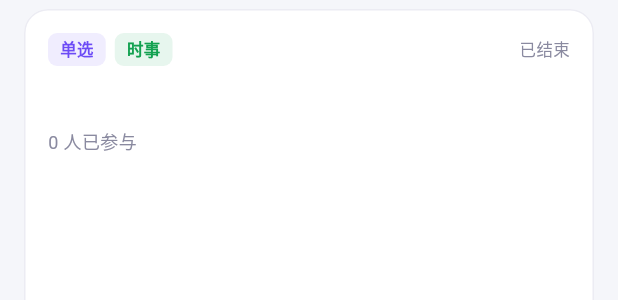
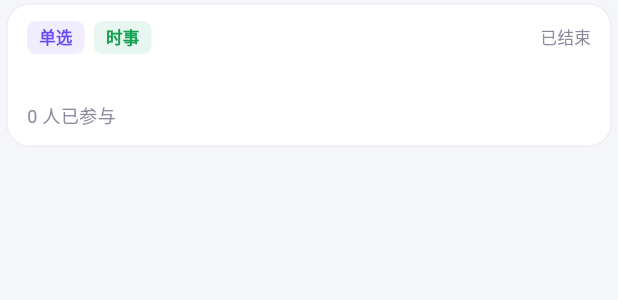
Before and after one commit to jasperinsh-afk/Babble-Two, a Flutter app: the PollCard widget shown alone on an empty page, opened directly with empty values, on a phone screen of 412 x 824 dp. Shown: the top 300 px of the screen. Run offline on Flutter 3.47's test engine with Material 3 defaults, Android fonts, the phone set to English and light mode, and no system bars; our stand-ins replace app_links, dio, fl_chart, flutter_riverpod, flutter_secure_storage, go_router and 2 more; missing offline and left inert: nfc_manager; accounts and stored records are empty; network calls fail.

Commit message:
fix(client): 修复投票卡片溢出与标签重复；记录真机构建踩坑(短路径/Kotlin增量缓存)

```diff
--- a/client/lib/features/home/home_page.dart
+++ b/client/lib/features/home/home_page.dart
@@ -85,14 +85,14 @@ class _HomePageState extends State<HomePage> {
             onAction: () => context.go('/vote'),
           ),
           SizedBox(
-            height: 168,
+            height: 200,
             child: ListView.separated(
               padding: const EdgeInsets.symmetric(horizontal: 16),
               scrollDirection: Axis.horizontal,
               itemCount: feed.hotPolls.length,
-              separatorBuilder: (_, __) => const SizedBox(width: 10),
+              separatorBuilder: (_, __) => const SizedBox(width: 8),
               itemBuilder: (_, i) => SizedBox(
-                width: 260,
+                width: 272,
                 child: PollCard(
                   poll: feed.hotPolls[i],
                   onTap: () => context.push('/vote/${feed.hotPolls[i].id}'),
--- a/client/lib/shared/widgets.dart
+++ b/client/lib/shared/widgets.dart
@@ -102,18 +102,21 @@ class PollCard extends StatelessWidget {
         : null;
 
     return Card(
+      margin: const EdgeInsets.symmetric(horizontal: 4, vertical: 2),
       child: InkWell(
         borderRadius: BorderRadius.circular(16),
         onTap: onTap,
         child: Padding(
-          padding: const EdgeInsets.all(16),
+          padding: const EdgeInsets.fromLTRB(14, 12, 14, 12),
           child: Column(
+            mainAxisSize: MainAxisSize.min,
             crossAxisAlignment: CrossAxisAlignment.start,
             children: [
               Row(
                 children: [
                   TagChip(text: poll.type.label),
-                  if (poll.tag != null) ...[
+                  // 类型与标签同名时不重复展示
+                  if (poll.tag != null && poll.tag!.label != poll.type.label) ...[
                     const SizedBox(width: 6),
                     TagChip(text: poll.tag!.label, color: GoQDColors.accent),
                   ],
@@ -127,18 +130,21 @@ class PollCard extends StatelessWidget {
                   ],
                 ],
               ),
-              const SizedBox(height: 10),
+              const SizedBox(height: 8),
               Text(poll.title,
-                  style: const TextStyle(fontSize: 16, fontWeight: FontWeight.w600)),
+                  maxLines: 2,
+                  overflow: TextOverflow.ellipsis,
+                  style: const TextStyle(
+                      fontSize: 15, fontWeight: FontWeight.w600, height: 1.25)),
               if (poll.description != null && poll.description!.isNotEmpty) ...[
-                const SizedBox(height: 6),
+                const SizedBox(height: 4),
                 Text(poll.description!,
-                    maxLines: 2,
+                    maxLines: 1,
                     overflow: TextOverflow.ellipsis,
-                    style: const TextStyle(fontSize: 13, color: GoQDColors.textSecondary)),
+                    style: const TextStyle(fontSize: 12, color: GoQDColors.textSecondary)),
               ],
               if (top != null) ...[
-                const SizedBox(height: 12),
+                const SizedBox(height: 10),
                 ClipRRect(
                   borderRadius: BorderRadius.circular(4),
                   child: LinearProgressIndicator(
@@ -148,11 +154,13 @@ class PollCard extends StatelessWidget {
                     valueColor: const AlwaysStoppedAnimation(GoQDColors.primary),
                   ),
                 ),
-                const SizedBox(height: 6),
+                const SizedBox(height: 4),
                 Text('领先：${top.label} · ${top.percent.toStringAsFixed(1)}%',
+                    maxLines: 1,
+                    overflow: TextOverflow.ellipsis,
                     style: const TextStyle(fontSize: 12, color: GoQDColors.textSecondary)),
               ],
-              const SizedBox(height: 8),
+              const SizedBox(height: 6),
               Text('${poll.totalVotes} 人已参与',
                   style: const TextStyle(fontSize: 12, color: GoQDColors.textSecondary)),
             ],
```
Also changed, not shown: 3 other files.
